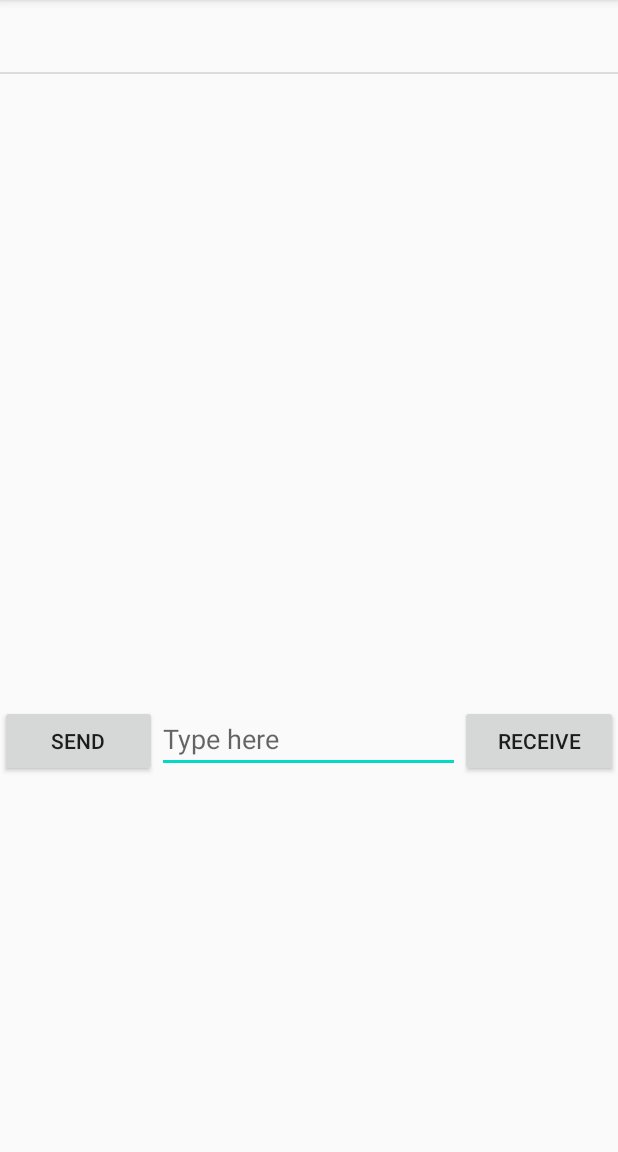
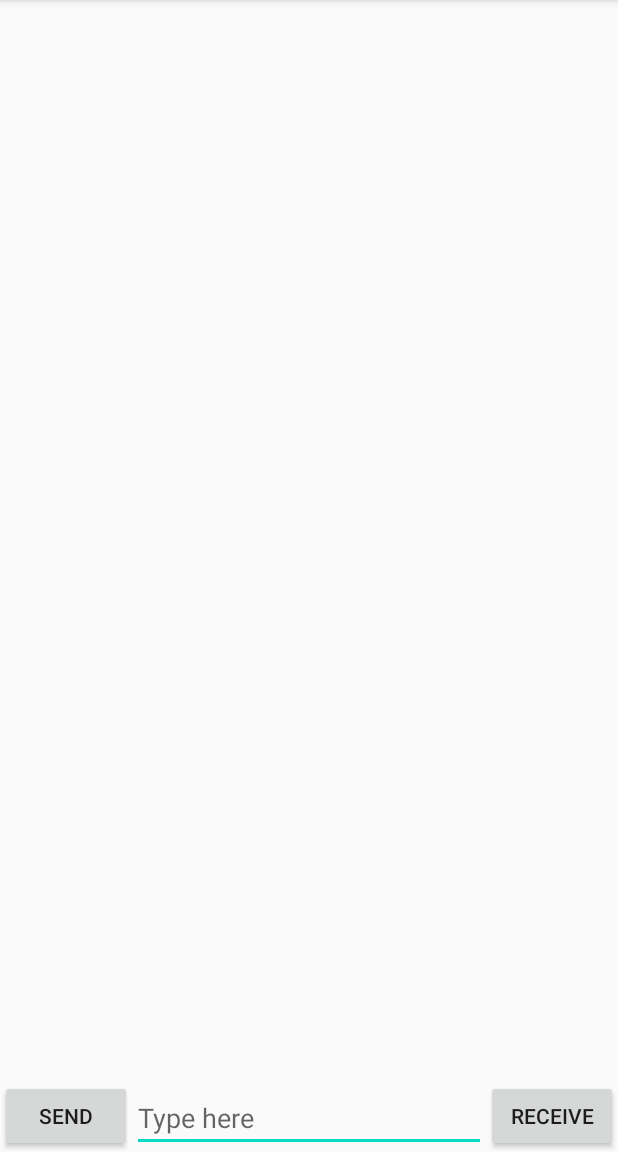
Before and after one commit to hall0508/AndroidLabs, an Android app: the GoToChat screen opened directly, with no data from a screen before it, after a tap on "SEND", on a phone screen of 412 x 824 dp, the part 84-1236 px from its top. Run offline under Robolectric (Android 15) with nearby library versions, the phone set to English and light mode, and no system bars.

Commit message:
almost done

```diff
--- a/app/src/main/java/com/example/androidlabs/GoToChat.java
+++ b/app/src/main/java/com/example/androidlabs/GoToChat.java
@@ -3,12 +3,17 @@ package com.example.androidlabs;
 import androidx.appcompat.app.AppCompatActivity;
 
 import android.os.Bundle;
+import android.view.LayoutInflater;
+import android.view.View;
+import android.view.ViewGroup;
 import android.widget.ArrayAdapter;
+import android.widget.BaseAdapter;
 import android.widget.Button;
 import android.widget.EditText;
 import android.widget.ListAdapter;
 import android.widget.ListView;
 import android.widget.RadioButton;
+import android.widget.TextView;
 
 import java.util.ArrayList;
 
@@ -17,24 +22,84 @@ public class GoToChat extends AppCompatActivity {
     Button send;
     Button receive;
     EditText type;
-    ArrayList<String> al;
-
+    ArrayList<String> elements;
+    MyListAdapter myAdapter;
     @Override
     protected void onCreate(Bundle savedInstanceState) {
         super.onCreate(savedInstanceState);
         setContentView(R.layout.activity_go_to_chat);
-        myList = (ListView) findViewById(R.id.list);
         send = findViewById(R.id.send);
         receive = findViewById(R.id.receive);
         type = findViewById(R.id.text);
-         al = new ArrayList<>();
+        elements = new ArrayList<>();
+
         send.setOnClickListener( l -> {
-            al.add(type.getText().toString());
-            type.setText("");
+            message message = new message(type.getText().toString(),true);
+            elements.add(message.text());
+            myAdapter.notifyDataSetChanged();
         });
 
-        ListAdapter aListAdapter = new ArrayAdapter(this,android.R.layout.simple_list_item_1,al);
-        myList.setAdapter(aListAdapter);
+        receive.setOnClickListener( l -> {
+            message message = new message(type.getText().toString(),false);
+            elements.add(message.text());
+            myAdapter.notifyDataSetChanged();
+        });
+
+        myList = (ListView) findViewById(R.id.list);
+        myList.setAdapter(myAdapter = new MyListAdapter());
 
     }
+    class MyListAdapter extends BaseAdapter {
+
+        @Override
+        public int getCount() {
+            return elements.size();
+        }
+
+        @Override
+        public Object getItem(int position) {
+            return elements.get(position);
+        }
+
+        @Override
+        public long getItemId(int position) {
+            return (long) position;
+        }
+
+        @Override
+        public View getView(int position, View convertView, ViewGroup parent) {
+            if (message.sent()){
+                LayoutInflater inflater = getLayoutInflater();
+                View tempView = inflater.inflate(R.layout.sent_layout, parent,false);
+                TextView text = tempView.findViewById(R.id.textSend);
+                text.setText(getItem(position).toString());
+                //tempView.findViewById(R.id.imageSend);
+                return tempView;
+
+            }else{
+                LayoutInflater inflater = getLayoutInflater();
+                View tempView = inflater.inflate(R.layout.receive_layout, parent,false);
+                TextView text = tempView.findViewById(R.id.textReceive);
+                text.setText(getItem(position).toString());
+                //tempView.findViewById(R.id.imageReceive);
+                return tempView;
+
+            }
+
+        }
+    }
+    static class message{
+         String text;
+         static boolean var;
+        public message(String a, boolean b){
+            text=a;
+            var=b;
+        }
+        public static boolean sent(){
+            return var;
+        }
+        public String text(){
+            return text;
+        }
+    }
 }
--- a/app/src/main/res/layout/activity_go_to_chat.xml
+++ b/app/src/main/res/layout/activity_go_to_chat.xml
@@ -1,51 +1,36 @@
 <?xml version="1.0" encoding="utf-8"?>
-<androidx.constraintlayout.widget.ConstraintLayout xmlns:android="http://schemas.android.com/apk/res/android"
+<RelativeLayout xmlns:android="http://schemas.android.com/apk/res/android"
     xmlns:app="http://schemas.android.com/apk/res-auto"
     xmlns:tools="http://schemas.android.com/tools"
-    android:layout_width="match_parent"
-    android:layout_height="match_parent"
-    tools:context=".GoToChat">
-<RelativeLayout
     android:layout_width="match_parent"
     android:layout_height="match_parent">
 
     <ListView
         android:id="@+id/list"
-        android:layout_width="match_parent"
-        android:layout_height="470dp"
-        tools:ignore="MissingConstraints"
-        android:layout_alignParentTop="true">
-
-
-    </ListView>
-
+        android:layout_width="wrap_content"
+        android:layout_height="wrap_content"/>
+    <Button
+        android:id="@+id/send"
+        android:text="Send"
+        android:layout_width="wrap_content"
+        android:layout_height="wrap_content"
+        android:layout_alignParentBottom="true"
+        android:layout_alignBottom="@+id/list" />
     <EditText
         android:id="@+id/text"
         android:layout_width="wrap_content"
         android:layout_height="wrap_content"
-        android:layout_below="@+id/list"
-        android:layout_centerHorizontal="true"
-        android:hint="Type here                         "
-        tools:ignore="MissingConstraints">
-
-    </EditText>
-    <Button
-        android:id="@+id/send"
-        android:text="Send"
-        android:layout_width="match_parent"
-        android:layout_height="wrap_content"
-        tools:ignore="MissingConstraints"
-        android:layout_below="@+id/list"
-        android:layout_toLeftOf="@+id/text"
-        android:layout_alignParentLeft="true"/>
+        android:layout_alignParentBottom="true"
+        android:layout_alignBottom="@+id/list"
+        android:layout_toRightOf="@+id/send"
+        android:layout_toLeftOf="@+id/receive"
+        android:hint="Type here"/>
     <Button
         android:id="@+id/receive"
         android:text="Receive"
-        android:layout_width="match_parent"
+        android:layout_width="wrap_content"
         android:layout_height="wrap_content"
-        tools:ignore="MissingConstraints"
-        android:layout_below="@+id/list"
-        android:layout_toRightOf="@+id/text"
+        android:layout_alignBottom="@+id/list"
+        android:layout_alignParentBottom="true"
         android:layout_alignParentRight="true"/>
 </RelativeLayout>
-</androidx.constraintlayout.widget.ConstraintLayout>
--- /dev/null
+++ b/app/src/main/res/layout/receive_layout.xml
@@ -0,0 +1,18 @@
+<?xml version="1.0" encoding="utf-8"?>
+<RelativeLayout
+    xmlns:android="http://schemas.android.com/apk/res/android"
+    xmlns:tools="http://schemas.android.com/tools"
+    android:layout_width="match_parent"
+    android:layout_height="match_parent">
+
+    <TextView
+        android:id="@+id/textReceive"
+        android:layout_width="wrap_content"
+        android:layout_height="wrap_content"
+        tools:ignore="MissingConstraints"
+        />
+
+
+
+
+</RelativeLayout>
--- /dev/null
+++ b/app/src/main/res/layout/sent_layout.xml
@@ -0,0 +1,19 @@
+<?xml version="1.0" encoding="utf-8"?>
+<RelativeLayout
+    xmlns:android="http://schemas.android.com/apk/res/android"
+    xmlns:tools="http://schemas.android.com/tools"
+    android:layout_width="match_parent"
+    android:layout_height="match_parent">
+
+    <TextView
+        android:id="@+id/textSend"
+        android:layout_width="wrap_content"
+        android:layout_height="wrap_content"
+        tools:ignore="MissingConstraints"
+        android:layout_alignParentRight="true"
+        />
+
+
+
+
+</RelativeLayout>
```
